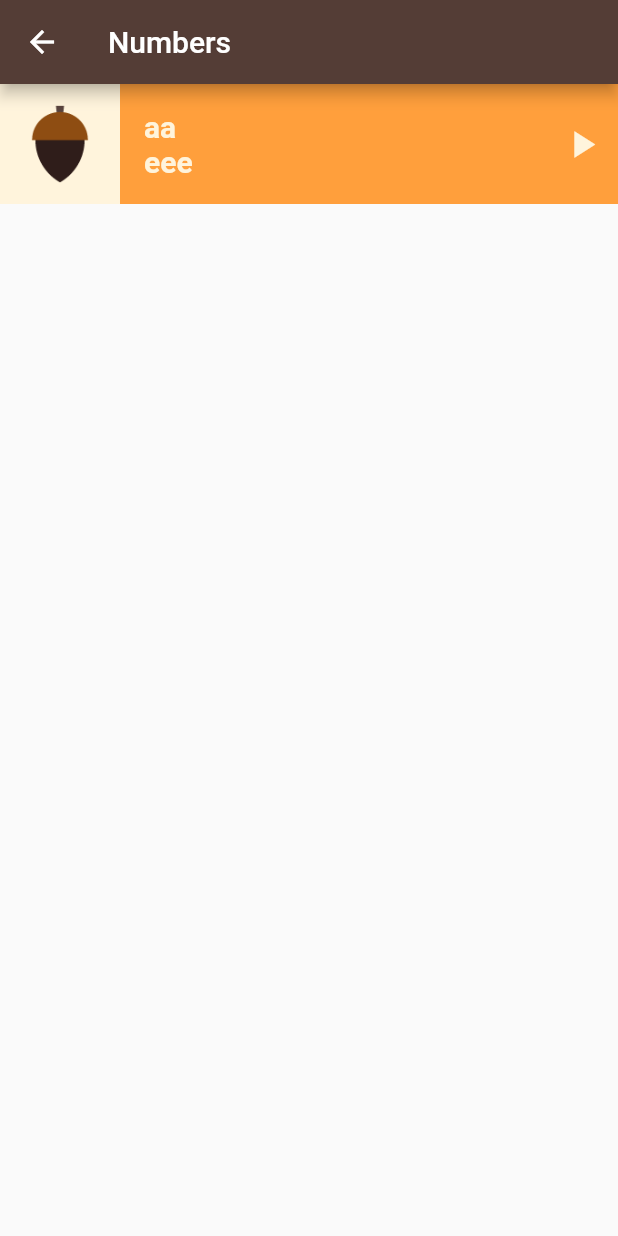
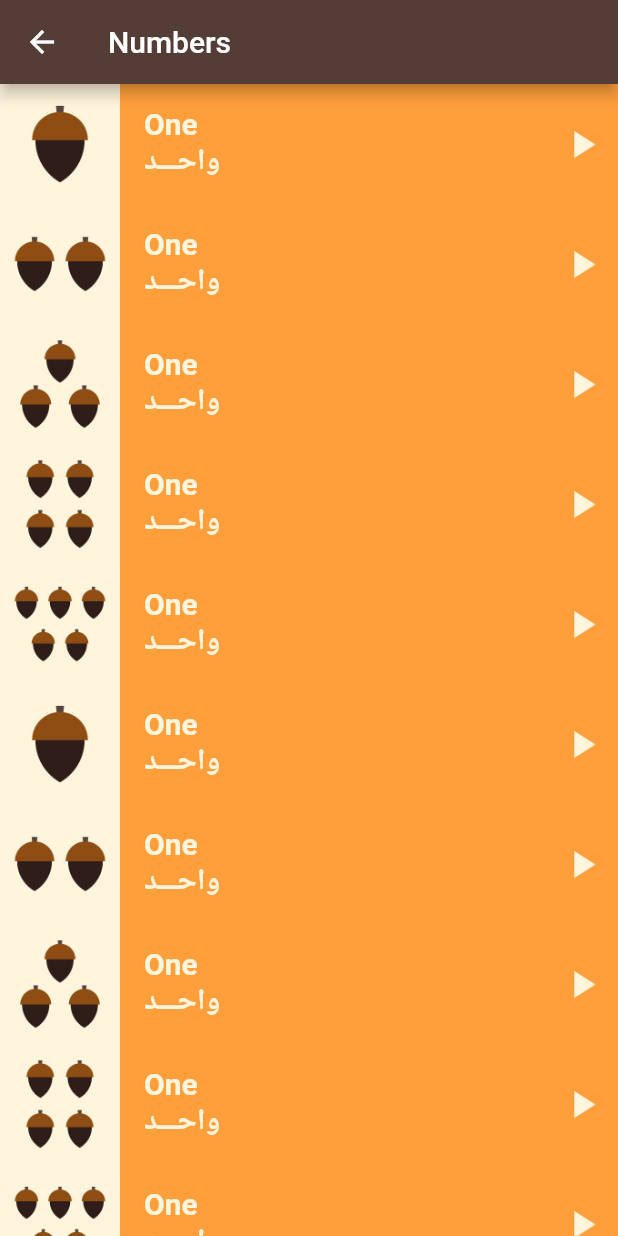
Before and after one commit to abdobassel/Toku_app_flutter, a Flutter app: the screen it shows after launch, after a tap on "Numbers", on a phone screen of 412 x 824 dp. Run offline on Flutter 3.47's test engine with Material 2 defaults, Android fonts, the phone set to English and light mode, and no system bars.

Commit message:
create model numbers and show items before using listview

```diff
--- /dev/null
+++ b/lib/components/item.dart
@@ -0,0 +1,56 @@
+import 'package:flutter/material.dart';
+import 'package:toku_app/models/number.dart';
+
+class ItemNumber extends StatelessWidget {
+  ItemNumber({super.key, required this.number});
+
+  final Number_Model number;
+
+  @override
+  Widget build(BuildContext context) {
+    return Container(
+      color: Color(0xffFF9F3C),
+      height: 80,
+      child: Row(
+        // mainAxisAlignment: MainAxisAlignment.start,
+        children: [
+          Container(
+              color: Color(0xffFFF4DC), child: Image.asset('${number.image}')),
+          Padding(
+            padding: const EdgeInsets.symmetric(horizontal: 16),
+            child: Column(
+              mainAxisAlignment: MainAxisAlignment.center,
+              crossAxisAlignment: CrossAxisAlignment.start,
+              children: [
+                Text(
+                  '${number.en}',
+                  style: TextStyle(
+                    fontSize: 20,
+                    fontWeight: FontWeight.bold,
+                    color: Color(0xffFFF4DC),
+                  ),
+                ),
+                Text('${number.ar}',
+                    style: TextStyle(
+                      fontSize: 20,
+                      fontWeight: FontWeight.bold,
+                      color: Color(0xffFFF4DC),
+                    )),
+              ],
+            ),
+          ),
+          Spacer(
+            flex: 1,
+          ),
+          IconButton(
+              onPressed: () {},
+              icon: Icon(
+                Icons.play_arrow,
+                color: Color(0xffFFF4DC),
+                size: 30,
+              )),
+        ],
+      ),
+    );
+  }
+}
--- a/lib/modules/home/toku_home.dart
+++ b/lib/modules/home/toku_home.dart
@@ -20,7 +20,7 @@ class TokoHome extends StatelessWidget {
             color: Color(0xffFF9F3C),
             ontap: () {
               Navigator.push(context, MaterialPageRoute(builder: (context) {
-                return Numbers_screen();
+                return Numbers_Screen();
               }));
             },
           ),
@@ -29,7 +29,7 @@ class TokoHome extends StatelessWidget {
               color: Color(0xff5E8A3F),
               ontap: () {
                 Navigator.push(context, MaterialPageRoute(builder: (context) {
-                  return Numbers_screen();
+                  return Numbers_Screen();
                 }));
               }),
           Category(
@@ -37,7 +37,7 @@ class TokoHome extends StatelessWidget {
               color: Color(0xff864CAF),
               ontap: () {
                 Navigator.push(context, MaterialPageRoute(builder: (context) {
-                  return Numbers_screen();
+                  return Numbers_Screen();
                 }));
               }),
           Category(
@@ -45,7 +45,7 @@ class TokoHome extends StatelessWidget {
               color: Color(0xff52AFD6),
               ontap: () {
                 Navigator.push(context, MaterialPageRoute(builder: (context) {
-                  return Numbers_screen();
+                  return Numbers_Screen();
                 }));
               }),
         ],
--- a/lib/modules/numbers/numbers_screen.dart
+++ b/lib/modules/numbers/numbers_screen.dart
@@ -1,71 +1,73 @@
 import 'package:flutter/material.dart';
 import 'package:toku_app/components/components.dart';
+import 'package:toku_app/components/item.dart';
 import 'package:toku_app/models/number.dart';
 
-class Numbers_screen extends StatelessWidget {
-  Numbers_screen({super.key});
-  var num = Number_Model(
-      ar: 'eee', en: 'aa', image: 'assets/images/numbers/number_one.png');
-  List<Number_Model> numbers = [
+class Numbers_Screen extends StatelessWidget {
+  Numbers_Screen({super.key});
+
+  final List<Number_Model> numbers = [
     Number_Model(
-        ar: 'واحد', en: "one", image: 'assets/images/numbers/number_one.png'),
+        ar: "واحـــد",
+        en: "One",
+        image: "assets/images/numbers/number_one.png"),
     Number_Model(
-        ar: 'واحد', en: "one", image: 'assets/images/numbers/number_one.png'),
+        ar: "واحـــد",
+        en: "One",
+        image: "assets/images/numbers/number_two.png"),
     Number_Model(
-        ar: 'واحد', en: "one", image: 'assets/images/numbers/number_one.png'),
+        ar: "واحـــد",
+        en: "One",
+        image: "assets/images/numbers/number_three.png"),
     Number_Model(
-        ar: 'واحد', en: "one", image: 'assets/images/numbers/number_one.png'),
+        ar: "واحـــد",
+        en: "One",
+        image: "assets/images/numbers/number_four.png"),
     Number_Model(
-        ar: 'واحد', en: "one", image: 'assets/images/numbers/number_one.png'),
+        ar: "واحـــد",
+        en: "One",
+        image: "assets/images/numbers/number_five.png"),
+    Number_Model(
+        ar: "واحـــد",
+        en: "One",
+        image: "assets/images/numbers/number_one.png"),
+    Number_Model(
+        ar: "واحـــد",
+        en: "One",
+        image: "assets/images/numbers/number_two.png"),
+    Number_Model(
+        ar: "واحـــد",
+        en: "One",
+        image: "assets/images/numbers/number_three.png"),
+    Number_Model(
+        ar: "واحـــد",
+        en: "One",
+        image: "assets/images/numbers/number_four.png"),
+    Number_Model(
+        ar: "واحـــد",
+        en: "One",
+        image: "assets/images/numbers/number_five.png"),
   ];
+
+  //var
 
   @override
   Widget build(BuildContext context) {
     return Scaffold(
         appBar: AppBarToku(title: 'Numbers'),
-        body: Container(
-          color: Color(0xffFF9F3C),
-          height: 80,
-          child: Row(
-            mainAxisAlignment: MainAxisAlignment.start,
-            children: [
-              Container(
-                  color: Color(0xffFFF4DC), child: Image.asset('${num.image}')),
-              Padding(
-                padding: const EdgeInsets.symmetric(horizontal: 16),
-                child: Column(
-                  mainAxisAlignment: MainAxisAlignment.center,
-                  crossAxisAlignment: CrossAxisAlignment.start,
-                  children: [
-                    Text(
-                      '${num.en}',
-                      style: TextStyle(
-                        fontSize: 20,
-                        fontWeight: FontWeight.bold,
-                        color: Color(0xffFFF4DC),
-                      ),
-                    ),
-                    Text('${num.ar}',
-                        style: TextStyle(
-                          fontSize: 20,
-                          fontWeight: FontWeight.bold,
-                          color: Color(0xffFFF4DC),
-                        )),
-                  ],
-                ),
-              ),
-              Spacer(
-                flex: 1,
-              ),
-              IconButton(
-                  onPressed: () {},
-                  icon: Icon(
-                    Icons.play_arrow,
-                    color: Color(0xffFFF4DC),
-                    size: 30,
-                  )),
-            ],
-          ),
+        body: Column(
+          children: [
+            ItemNumber(number: numbers[0]),
+            ItemNumber(number: numbers[1]),
+            ItemNumber(number: numbers[2]),
+            ItemNumber(number: numbers[3]),
+            ItemNumber(number: numbers[4]),
+            ItemNumber(number: numbers[5]),
+            ItemNumber(number: numbers[6]),
+            ItemNumber(number: numbers[7]),
+            ItemNumber(number: numbers[8]),
+            ItemNumber(number: numbers[9]),
+          ],
         ));
   }
 }
```
